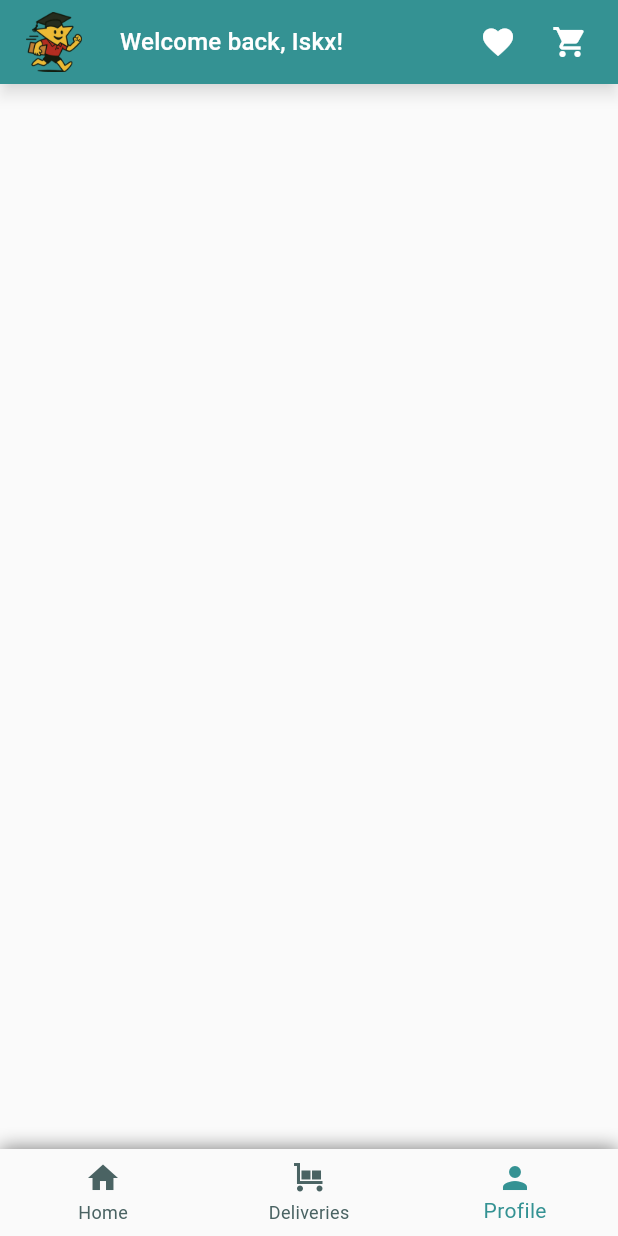
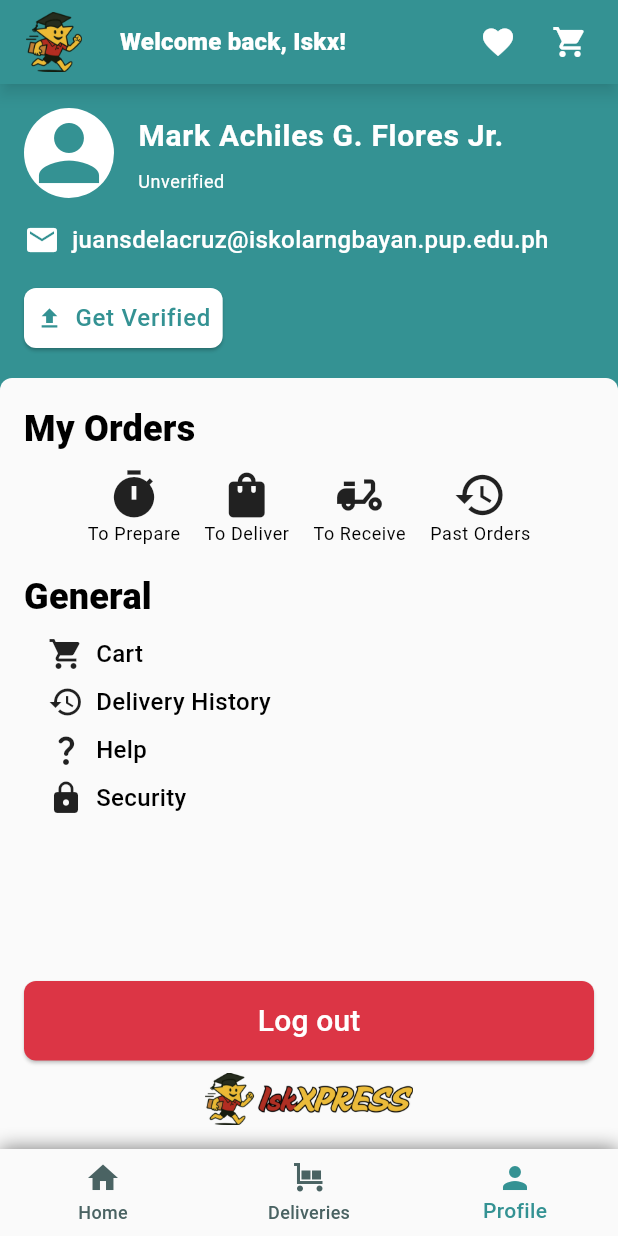
Before and after one commit to MachiBytes/iskxpress, a Flutter app: the UserProfilePage screen opened by its route, on a phone screen of 412 x 824 dp. Run offline on Flutter 3.47's test engine with Material 3 defaults, Android fonts, the phone set to English and light mode, and no system bars.

Commit message:
Initialized user profile page

```diff
--- a/lib/core/styles/app_theme.dart
+++ b/lib/core/styles/app_theme.dart
@@ -33,7 +33,26 @@ final ThemeData kAppTheme = ThemeData(
     labelLarge: TextStyle(
       fontSize: 20,
       color: TColors.textPrimary
-    )
+    ),
+    bodyLarge: TextStyle(
+      fontSize: 20,
+      fontWeight: FontWeight.w600,
+      color: TColors.textPrimary
+    ),
+    bodyMedium: TextStyle(
+      fontSize: 16,
+      fontWeight: FontWeight.w500,
+      color: TColors.textPrimary
+    ),
+    bodySmall: TextStyle(
+      fontSize: 12,
+      color: TColors.textPrimary
+    ),
+    titleMedium: TextStyle(
+      fontSize: 24,
+      fontWeight: FontWeight.w800,
+      color: TColors.textPrimary
+    ),
   ),
   textButtonTheme: TextButtonThemeData(
     style: TextButton.styleFrom(
--- a/lib/presentation/pages/user_home/widgets/user_home_content.dart
+++ b/lib/presentation/pages/user_home/widgets/user_home_content.dart
@@ -15,8 +15,8 @@ class UserHomePageContent extends StatelessWidget {
         decoration: BoxDecoration(
           color: colorScheme.surface,
           borderRadius: const BorderRadius.only(
-            topLeft: Radius.circular(20),
-            topRight: Radius.circular(20),
+            topLeft: Radius.circular(8),
+            topRight: Radius.circular(8),
           ),
         ),
         child: Column(
--- a/lib/presentation/pages/user_profile/user_profile_page.dart
+++ b/lib/presentation/pages/user_profile/user_profile_page.dart
@@ -1,6 +1,8 @@
 import 'package:flutter/material.dart';
 import 'package:iskxpress/core/widgets/custom_app_bar.dart';
 import 'package:iskxpress/core/widgets/custom_bottom_nav_bar.dart';
+import 'package:iskxpress/presentation/pages/user_profile/widgets/user_profile_bottom_section.dart';
+import 'package:iskxpress/presentation/pages/user_profile/widgets/user_profile_top_section.dart';
 
 class UserProfilePage extends StatefulWidget {
   const UserProfilePage({super.key});
@@ -14,9 +16,20 @@ class UserProfilePage extends StatefulWidget {
 class _UserProfilePageState extends State<UserProfilePage> {
   @override
   Widget build(BuildContext context) {
+    final colorScheme = Theme.of(context).colorScheme;
+
     return Scaffold(
-      appBar: CustomAppBar(),
-      bottomNavigationBar: CustomBottomNavBar(currentIndex: 2),
+      backgroundColor: colorScheme.primary,
+      appBar: const CustomAppBar(),
+      bottomNavigationBar: const CustomBottomNavBar(currentIndex: 2),
+      body: SafeArea(
+        child: Column(
+          children: [
+            UserProfileTopSection(),
+            UserProfileBottomSection(),
+          ],
+        ),
+      ),
     );
   }
 }
--- /dev/null
+++ b/lib/presentation/pages/user_profile/widgets/app_logo.dart
@@ -0,0 +1,17 @@
+import 'package:flutter/material.dart';
+import 'package:iskxpress/core/constants/image_strings.dart';
+
+class AppLogo extends StatelessWidget {
+  const AppLogo({super.key});
+
+  @override
+  Widget build(BuildContext context) {
+    return Container(
+      alignment: Alignment.center,
+      child: Image.asset(
+        TImages.appLogo,
+        height: 35, // Added a specific height for the image
+      ),
+    );
+  }
+}
--- /dev/null
+++ b/lib/presentation/pages/user_profile/widgets/general_actions.dart
@@ -0,0 +1,52 @@
+import 'package:flutter/material.dart';
+
+class GeneralActions extends StatelessWidget {
+  const GeneralActions({super.key});
+
+  @override
+  Widget build(BuildContext context) {
+    final textTheme = Theme.of(context).textTheme;
+
+    return Column(
+      crossAxisAlignment: CrossAxisAlignment.start,
+      children: [
+        Text('General', style: textTheme.titleMedium),
+        const SizedBox(height: 8),
+        Padding(
+          padding: const EdgeInsets.only(left: 16.0),
+          child: Column(
+            spacing: 8,
+            children: [
+              Row(
+                children: [
+                  Icon(Icons.shopping_cart),
+                  const SizedBox(width: 8),
+                  Text('Cart'),
+                ],
+              ),
+              Row(
+                children: [
+                  Icon(Icons.history),
+                  const SizedBox(width: 8),
+                  Text('Delivery History'),
+                ],
+              ),
+              Row(
+                children: [
+                  Icon(Icons.question_mark_rounded),
+                  const SizedBox(width: 8),
+                  Text('Help'),
+                ],
+              ),
+              Row(children: [
+                Icon(Icons.lock),
+                const SizedBox(width: 8),
+                Text('Security')
+              ]),
+            ],
+          ),
+        ),
+      ],
+    );
+  }
+}
--- /dev/null
+++ b/lib/presentation/pages/user_profile/widgets/get_verified_button.dart
@@ -0,0 +1,37 @@
+import 'package:flutter/material.dart';
+
+class GetVerifiedButton extends StatelessWidget {
+  const GetVerifiedButton({super.key});
+
+  @override
+  Widget build(BuildContext context) {
+    final colorScheme = Theme.of(context).colorScheme;
+    final textTheme = Theme.of(context).textTheme;
+
+    return ElevatedButton(
+      onPressed: () {},
+      style: ElevatedButton.styleFrom(
+        backgroundColor: colorScheme.onPrimary,
+        foregroundColor: colorScheme.primary,
+        padding: const EdgeInsets.all(8),
+        shape: RoundedRectangleBorder(
+          borderRadius: BorderRadius.circular(8),
+        ),
+      ),
+      child: Row(
+        mainAxisSize: MainAxisSize.min,
+        mainAxisAlignment: MainAxisAlignment.start,
+        children: [
+          Icon(Icons.file_upload, color: colorScheme.primary),
+          const SizedBox(width: 8),
+          Text(
+            'Get Verified',
+            style: textTheme.labelMedium?.copyWith(
+              color: colorScheme.primary,
+            ),
+          ),
+        ],
+      ),
+    );
+  }
+}
--- /dev/null
+++ b/lib/presentation/pages/user_profile/widgets/logout_button.dart
@@ -0,0 +1,36 @@
+import 'package:flutter/material.dart';
+import 'package:iskxpress/core/helpers/navigation_helper.dart';
+import 'package:iskxpress/presentation/pages/login/login_page.dart';
+
+class LogoutButton extends StatelessWidget {
+  const LogoutButton({super.key});
+
+  void logOut(BuildContext context) {
+    NavHelper.navigateTo(context, const LoginPage());
+  }
+
+  @override
+  Widget build(BuildContext context) {
+    final colorScheme = Theme.of(context).colorScheme;
+    final textTheme = Theme.of(context).textTheme;
+
+    return SizedBox(
+      width: double.infinity,
+      child: ElevatedButton(
+        onPressed: () => logOut(context),
+        style: ElevatedButton.styleFrom(
+          backgroundColor: colorScheme.error,
+          foregroundColor: colorScheme.onPrimary,
+          padding: const EdgeInsets.symmetric(
+            vertical: 12,
+            horizontal: 16,
+          ),
+          shape: RoundedRectangleBorder(
+            borderRadius: BorderRadius.circular(8),
+          ),
+        ),
+        child: Text('Log out', style: textTheme.labelLarge?.copyWith(color: colorScheme.onPrimary),),
+      ),
+    );
+  }
+}
--- /dev/null
+++ b/lib/presentation/pages/user_profile/widgets/my_orders.dart
@@ -0,0 +1,73 @@
+import 'package:flutter/material.dart';
+
+class MyOrders extends StatelessWidget {
+  const MyOrders({super.key});
+
+  @override
+  Widget build(BuildContext context) {
+    final colorScheme = Theme.of(context).colorScheme;
+    final textTheme = Theme.of(context).textTheme;
+
+    return Column(
+      crossAxisAlignment: CrossAxisAlignment.start,
+      children: [
+        Text('My Orders', style: textTheme.titleMedium),
+        const SizedBox(height: 8),
+        Row(
+          spacing: 16,
+          mainAxisAlignment: MainAxisAlignment.center,
+          children: [
+            Column(
+              crossAxisAlignment: CrossAxisAlignment.center,
+              children: [
+                Icon(Icons.timer, size: 36),
+                Text(
+                  'To Prepare',
+                  style: textTheme.bodySmall?.copyWith(
+                    color: colorScheme.onSurface,
+                  ),
+                ),
+              ],
+            ),
+            Column(
+              crossAxisAlignment: CrossAxisAlignment.center,
+              children: [
+                Icon(Icons.shopping_bag, size: 36),
+                Text(
+                  'To Deliver',
+                  style: textTheme.bodySmall?.copyWith(
+                    color: colorScheme.onSurface,
+                  ),
+                ),
+              ],
+            ),
+            Column(
+              crossAxisAlignment: CrossAxisAlignment.center,
+              children: [
+                Icon(Icons.delivery_dining, size: 36),
+                Text(
+                  'To Receive',
+                  style: textTheme.bodySmall?.copyWith(
+                    color: colorScheme.onSurface,
+                  ),
+                ),
+              ],
+            ),
+            Column(
+              crossAxisAlignment: CrossAxisAlignment.center,
+              children: [
+                Icon(Icons.history, size: 36),
+                Text(
+                  'Past Orders',
+                  style: textTheme.bodySmall?.copyWith(
+                    color: colorScheme.onSurface,
+                  ),
+                ),
+              ],
+            ),
+          ],
+        )
+      ],
+    );
+  }
+}
--- /dev/null
+++ b/lib/presentation/pages/user_profile/widgets/user_profile_bottom_section.dart
@@ -0,0 +1,49 @@
+import 'package:flutter/material.dart';
+import 'package:iskxpress/presentation/pages/user_profile/widgets/app_logo.dart';
+import 'package:iskxpress/presentation/pages/user_profile/widgets/general_actions.dart';
+import 'package:iskxpress/presentation/pages/user_profile/widgets/logout_button.dart';
+import 'package:iskxpress/presentation/pages/user_profile/widgets/my_orders.dart';
+
+class UserProfileBottomSection extends StatelessWidget {
+  const UserProfileBottomSection({super.key});
+
+  @override
+  Widget build(BuildContext context) {
+    final colorScheme = Theme.of(context).colorScheme;
+
+    return Expanded(
+      child: Container(
+        decoration: BoxDecoration(
+          color: colorScheme.surface,
+          borderRadius: const BorderRadius.only(
+            topLeft: Radius.circular(8),
+            topRight: Radius.circular(8),
+          ),
+        ),
+        child: Padding(
+          padding: const EdgeInsets.all(16.0),
+          child: Column(
+            mainAxisAlignment: MainAxisAlignment.spaceBetween,
+            crossAxisAlignment: CrossAxisAlignment.start,
+            children: [
+              Column(
+                children: [
+                  MyOrders(),
+                  const SizedBox(height: 16),
+                  GeneralActions(),
+                ],
+              ),
+              Column(
+                children: [
+                  LogoutButton(),
+                  const SizedBox(height: 8,),
+                  AppLogo(),
+                ],
+              )
+            ],
+          ),
+        ),
+      ),
+    );
+  }
+}
--- /dev/null
+++ b/lib/presentation/pages/user_profile/widgets/user_profile_picture.dart
@@ -0,0 +1,20 @@
+import 'package:flutter/material.dart';
+
+class UserProfilePicture extends StatelessWidget {
+  const UserProfilePicture({super.key});
+
+  @override
+  Widget build(BuildContext context) {
+    final colorScheme = Theme.of(context).colorScheme;
+
+    return CircleAvatar(
+      radius: 30,
+      backgroundColor: colorScheme.onPrimary,
+      child: Icon(
+        Icons.person,
+        size: 60,
+        color: colorScheme.primary,
+      ),
+    );
+  }
+}
--- /dev/null
+++ b/lib/presentation/pages/user_profile/widgets/user_profile_top_section.dart
@@ -0,0 +1,68 @@
+import 'package:flutter/material.dart';
+import 'package:iskxpress/presentation/pages/user_profile/widgets/get_verified_button.dart';
+import 'package:iskxpress/presentation/pages/user_profile/widgets/user_profile_picture.dart';
+
+class UserProfileTopSection extends StatelessWidget {
+  const UserProfileTopSection({super.key});
+
+  @override
+  Widget build(BuildContext context) {
+    final colorScheme = Theme.of(context).colorScheme;
+    final textTheme = Theme.of(context).textTheme;
+
+    return Padding(
+      padding: const EdgeInsets.all(16.0),
+      child: Column(
+        crossAxisAlignment: CrossAxisAlignment.start,
+        children: [
+          Row(
+            crossAxisAlignment: CrossAxisAlignment.center,
+            children: [
+              UserProfilePicture(),
+              const SizedBox(width: 16),
+              Expanded(
+                child: Column(
+                  mainAxisAlignment: MainAxisAlignment.center,
+                  crossAxisAlignment: CrossAxisAlignment.start,
+                  children: [
+                    Text(
+                      'Mark Achiles G. Flores Jr.',
+                      softWrap: true,
+                      style: textTheme.bodyLarge?.copyWith(
+                        color: colorScheme.onPrimary,
+                      ),
+                    ),
+                    const SizedBox(height: 8),
+                    Text(
+                      'Unverified',
+                      style: textTheme.bodySmall?.copyWith(
+                        color: colorScheme.onPrimary,
+                      ),
+                    ),
+                  ],
+                ),
+              ),
+            ],
+          ),
+          const SizedBox(height: 16),
+          Row(
+            children: [
+              Icon(Icons.email, color: colorScheme.onPrimary),
+              const SizedBox(width: 8),
+              Expanded(
+                child: Text(
+                  'juansdelacruz@iskolarngbayan.pup.edu.ph',
+                  style: textTheme.bodyMedium?.copyWith(
+                    color: colorScheme.onPrimary,
+                  ),
+                ),
+              ),
+            ],
+          ),
+          const SizedBox(height: 16),
+          GetVerifiedButton(),
+        ],
+      ),
+    );
+  }
+}
```
